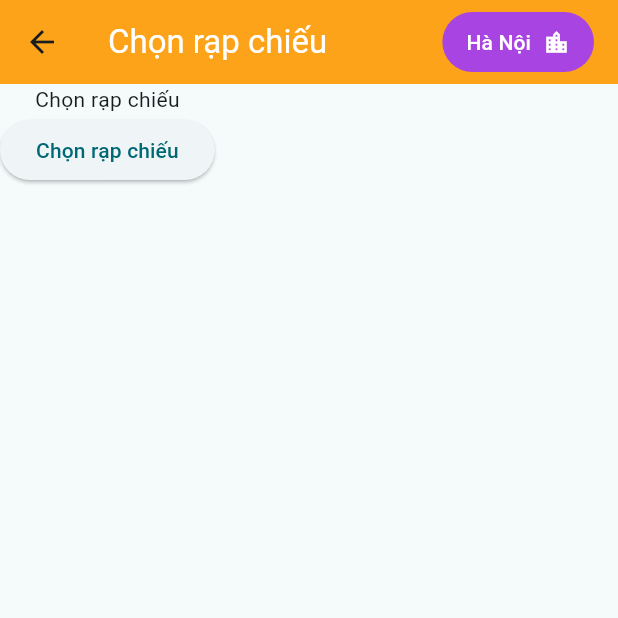
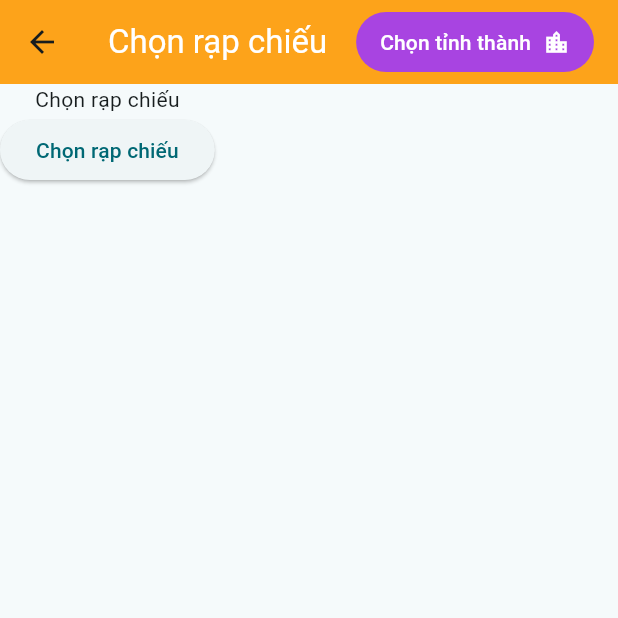
Before and after one commit to tranhuutuan261103/Cinema-Mobile-App, a Flutter app: the AuditoriumSelectionScreen screen opened directly, on a phone screen of 412 x 824 dp, the top half of it. Run offline on Flutter 3.47's test engine with Material 3 defaults, Android fonts, the phone set to English and light mode, and no system bars; network calls fail.

Commit message:
feat: [Cinema Mobile App] Create province provider

```diff
--- /dev/null
+++ b/lib/providers/province_provider.dart
@@ -0,0 +1,31 @@
+import 'package:flutter/material.dart';
+import '../services/province_service.dart';
+import '../models/province.dart';
+
+class ProvinceProvider extends ChangeNotifier {
+  List<Province> _provinces = [];
+  List<Province> get provinces => _provinces;
+
+  Province? _selectedProvince;
+  Province? get selectedProvince => _selectedProvince;
+
+  bool _isLoading = false;
+  bool get isLoading => _isLoading;
+
+  Future<void> getProvinces() async {
+    _isLoading = true;
+    notifyListeners();
+
+    try {
+      _provinces = await ProvinceService().getProvinces();
+    } finally {
+      _isLoading = false;
+      notifyListeners();
+    }
+  }
+
+  void setSelectedProvince(Province province) {
+    _selectedProvince = province;
+    notifyListeners();
+  }
+}
--- a/lib/screens/auditorium_selection_screen.dart
+++ b/lib/screens/auditorium_selection_screen.dart
@@ -1,11 +1,13 @@
+import 'package:cinema_mobile_app/providers/province_provider.dart';
 import 'package:flutter/material.dart';
+import 'package:provider/provider.dart';
 
 import '../constants/colors.dart';
 
 class AuditoriumSelectionScreen extends StatelessWidget {
   final String title;
 
-  const AuditoriumSelectionScreen({super.key, required this.title});
+  const AuditoriumSelectionScreen({Key? key, required this.title});
 
   @override
   Widget build(BuildContext context) {
@@ -25,20 +27,21 @@ class AuditoriumSelectionScreen extends StatelessWidget {
               },
               style: TextButton.styleFrom(
                 foregroundColor: Colors.white, // Text color
-                backgroundColor: Color.fromARGB(255, 168, 68, 225), // Background color
+                backgroundColor: const Color.fromARGB(255, 168, 68, 225), // Background color
                 padding: const EdgeInsets.symmetric(
                     horizontal: 16, vertical: 8), // Adjust padding as needed
               ),
-              child: const Row(
+              child: Row(
                 mainAxisSize: MainAxisSize
                     .min, // Ensures the button size fits the content
                 children: [
-                  Text(
-                    "Hà Nội",
-                    style: TextStyle(color: Colors.white),
-                  ),
-                  SizedBox(width: 8), // Space between text and icon
-                  Icon(Icons.location_city, color: Colors.white), // Icon
+                  Consumer<ProvinceProvider>(builder:
+                    (context, ProvinceProvider provider, child) {
+                      return Text(provider.selectedProvince?.name ?? "Chọn tỉnh thành");
+                    }
+                  ), // Text
+                  const SizedBox(width: 8), // Space between text and icon
+                  const Icon(Icons.location_city, color: Colors.white), // Icon
                 ],
               ),
             )
--- a/pubspec.yaml
+++ b/pubspec.yaml
@@ -38,6 +38,7 @@ dependencies:
 
   rename_app: ^1.6.1
   http: ^1.1.2
+  provider: ^6.1.2
 
 dev_dependencies:
   flutter_test:
```
Also changed, not shown: lib/main.dart (+8 -3 lines), lib/screens/province_selection_screen.dart (+29 -37 lines), pubspec.lock.
